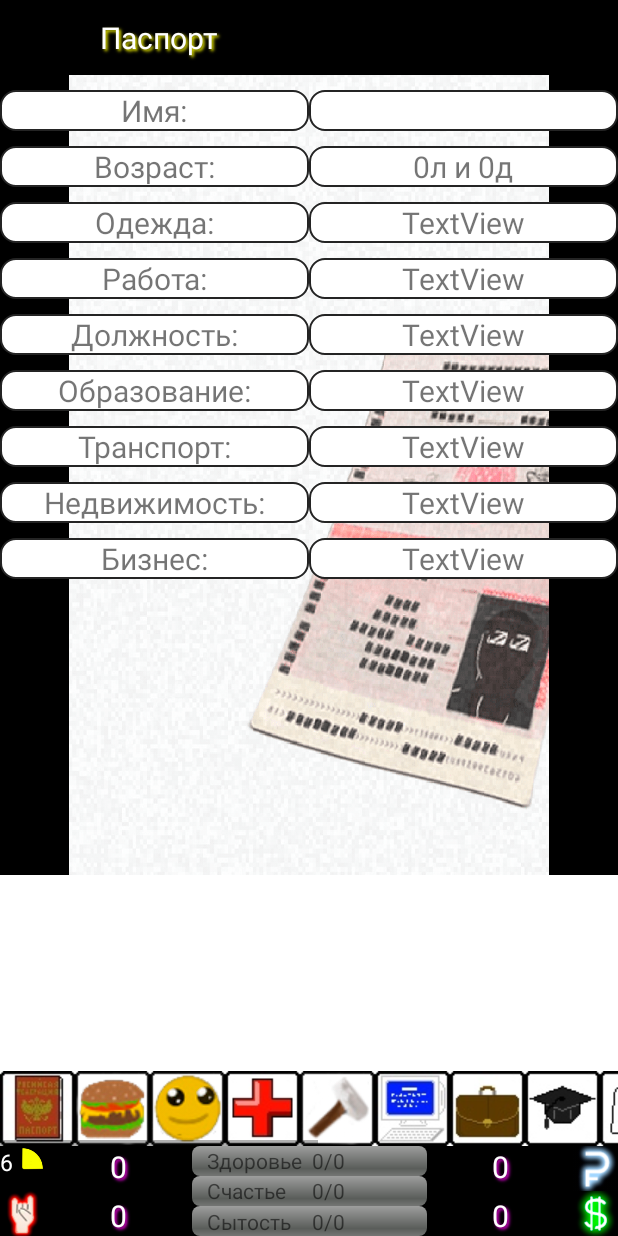
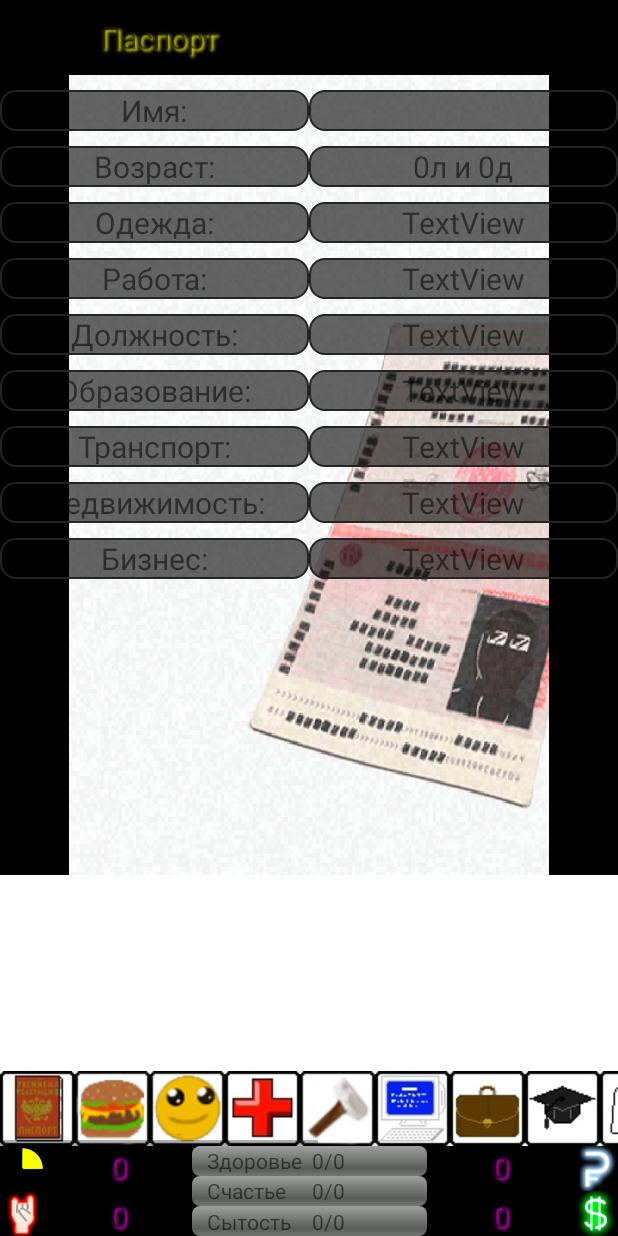
Before and after one commit to Gorbachew/WayToSuccess, an Android app: the Game screen opened directly, with no data from a screen before it, on a phone screen of 412 x 824 dp. Run offline under Robolectric (Android 15) with nearby library versions, the phone set to English and light mode, and no system bars; our stand-ins replace AdMob, Firebase (no records; nobody signed in at launch, a user with empty details on screens opened directly); 6 statements that could not run were skipped.

Commit message:
fix bugs display text

```diff
--- a/app/src/main/res/drawable/btngame.xml
+++ b/app/src/main/res/drawable/btngame.xml
@@ -4,14 +4,14 @@
         <shape android:shape="rectangle"  >
             <corners android:radius="10dip" />
             <stroke android:width="3dip" android:color="#20ff00f0" />
-            <gradient android:angle="270" android:startColor="#ff00ff" android:endColor="#a8a8a8" />
+            <gradient android:angle="270" android:startColor="#55f0f0f0" android:endColor="#55f0f0f0" />
         </shape>
     </item>
     <item>
         <shape android:shape="rectangle"  >
             <corners android:radius="10dip" />
             <stroke android:width="4dip" android:color="#20ff00f0" />
-            <gradient android:angle="270" android:startColor="#a8a8a8" android:centerColor="@color/white" android:endColor="#ebebeb" />
+            <gradient android:angle="270" android:startColor="#99000000" android:endColor="#99000000" />
         </shape>
     </item>
 </selector>
--- a/app/src/main/res/layout/fragment_choice_hero_past.xml
+++ b/app/src/main/res/layout/fragment_choice_hero_past.xml
@@ -42,7 +42,6 @@
             android:hint="@string/StartText3"
             android:inputType="textPersonName"
             android:textColor="@color/white"
-            android:background="@drawable/textboxstart"
             />
         <TextView
             android:id="@+id/TextAge"
@@ -53,7 +52,6 @@
            />
         <Spinner
             android:id="@+id/SpinnerStartAge"
-            android:background="@color/white"
             style="@style/spinersStart"
             />
 
--- a/app/src/main/res/values/styles.xml
+++ b/app/src/main/res/values/styles.xml
@@ -11,7 +11,7 @@
     </style>
 
     <style name="btnMenu">
-        <item name="android:textColor">@color/white</item>
+<!--        <item name="android:textColor">@color/white</item>-->
         <item name="android:textSize">20dp</item>
         <item name="android:background">@color/alpha</item>
         <item name="android:layout_width">200dp</item>
@@ -20,7 +20,7 @@
     </style>
     <style name="textStart">
         <item name="android:textSize">20dp</item>
-        <item name="android:textColor">@color/white</item>
+<!--        <item name="android:textColor">@color/white</item>-->
         <item name="android:shadowRadius">2</item>
         <item name="android:shadowColor">#ff00f0</item>
         <item name="android:shadowDx">2</item>
@@ -31,18 +31,18 @@
         <item name="android:textSize">20dp</item>
         <item name="android:textColor">@color/red</item>
         <item name="android:shadowRadius">2</item>
-        <item name="android:shadowColor">#ffffff</item>
+<!--        <item name="android:shadowColor">#ffffff</item>-->
         <item name="android:shadowDx">2</item>
         <item name="android:shadowDy">2</item>
     </style>
     <style name="spinersStart">
-        <item name="android:background">@color/white</item>
+<!--        <item name="android:background">@color/white</item>-->
         <item name="android:layout_width">150dp</item>
         <item name="android:layout_height">40dp</item>
     </style>
     <style name="textHeadline">
         <item name="android:textSize">20dp</item>
-        <item name="android:textColor">@color/white</item>
+<!--        <item name="android:textColor">@color/white</item>-->
         <item name="android:gravity">center</item>
         <item name="android:shadowRadius">2</item>
         <item name="android:shadowColor">#ffff00</item>
@@ -51,7 +51,7 @@
     </style>
     <style name="textDays">
         <item name="android:textSize">15dp</item>
-        <item name="android:textColor">@color/white</item>
+<!--        <item name="android:textColor">@color/white</item>-->
         <item name="android:shadowRadius">2</item>
         <item name="android:shadowColor">#000000</item>
         <item name="android:shadowDx">2</item>
@@ -59,7 +59,7 @@
     </style>
     <style name="textStats">
         <item name="android:textSize">17dp</item>
-        <item name="android:textColor">@color/white</item>
+<!--        <item name="android:textColor">@color/white</item>-->
         <item name="android:shadowRadius">2</item>
         <item name="android:shadowColor">#ff0000</item>
         <item name="android:shadowDx">3</item>
@@ -67,7 +67,7 @@
     </style>
     <style name="textGorbesTopLine">
         <item name="android:textSize">17dp</item>
-        <item name="android:textColor">@color/white</item>
+<!--        <item name="android:textColor">@color/white</item>-->
         <item name="android:shadowRadius">2</item>
         <item name="android:gravity">center</item>
         <item name="android:shadowColor">#92cdd4</item>
@@ -78,7 +78,6 @@
         <item name="android:textSize">20dp</item>
         <item name="android:background">@xml/borderlabel</item>
         <item name="android:gravity">center</item>
-
     </style>
 
 </resources>
--- a/app/src/main/res/xml/achborderoff.xml
+++ b/app/src/main/res/xml/achborderoff.xml
@@ -1,5 +1,5 @@
 <?xml version ="1.0" encoding ="utf-8"?><!--  Learn More about how to use App Actions: https://developer.android.com/guide/actions/index.html -->
 <shape xmlns:android="http://schemas.android.com/apk/res/android" android:shape="rectangle" >
-    <solid android:color="#ffffff" />
+    <solid android:color="#99000000" />
     <stroke android:width="1dip" android:color="#4fa5d5"/>
 </shape>
--- a/app/src/main/res/xml/borderlabel.xml
+++ b/app/src/main/res/xml/borderlabel.xml
@@ -1,6 +1,6 @@
 <?xml version ="1.0" encoding ="utf-8"?><!--  Learn More about how to use App Actions: https://developer.android.com/guide/actions/index.html -->
 <shape xmlns:android="http://schemas.android.com/apk/res/android" android:shape="rectangle" >
-    <solid android:color="#ffffff" />
+    <solid android:color="#99000000" />
     <stroke android:width="1dip" android:color="#242424" />
     <corners android:radius="10dip" />
 </shape>
```
Also changed, not shown: app/src/main/res/drawable-hdpi/alcoico.png (added), app/src/main/res/drawable-hdpi/chefico.png (added), app/src/main/res/drawable-hdpi/comicico.png (added), app/src/main/res/drawable-hdpi/doctorico.png (added), app/src/main/res/drawable-hdpi/exitico.png (added), app/src/main/res/drawable-hdpi/flatico.png (added), app/src/main/res/drawable-hdpi/mpico.png (added).
